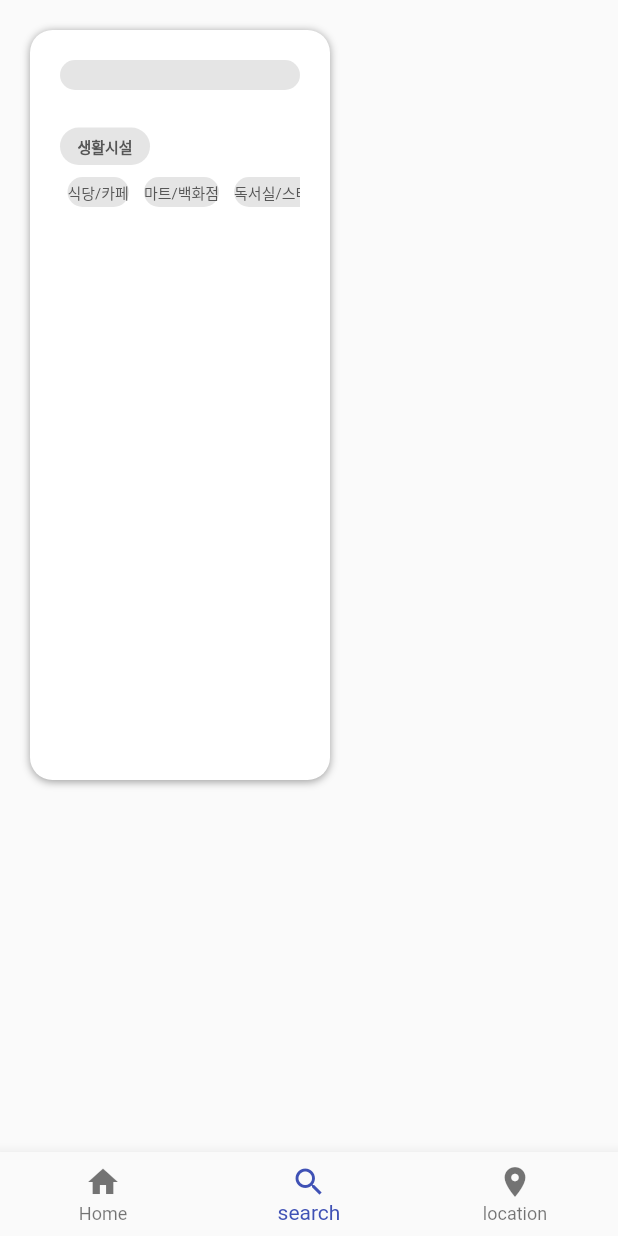
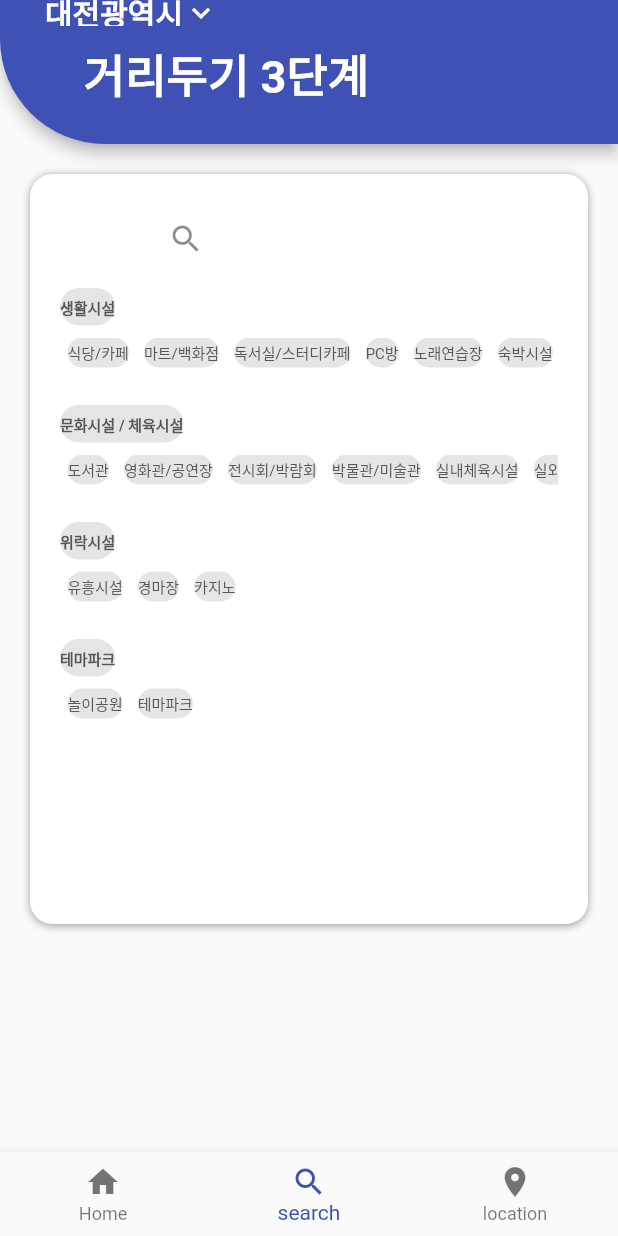
Before and after one commit to nub8p/covid_alarm, a Flutter app: the screen it shows after launch, item 2 of the bottom bar chosen, on a phone screen of 412 x 824 dp. Run offline on Flutter 3.47's test engine with Material 2 defaults, Android fonts, the phone set to English and light mode, and no system bars; our stand-ins replace flutter_svg, flutter_typeahead, reorderable_grid_view, syncfusion_flutter_gauges.

```diff
--- a/lib/info.dart
+++ b/lib/info.dart
@@ -61,13 +61,13 @@ List<Map> infoList = [
         '이용 가능 → 접종 완료자 등\n'
         '취식 가능 여부 → 불가능'},
 
-  {'title': '파티룸', 'iconURL': Icons.cake, 'time': 9.0, 'color': 0xff5C7AEA,
+  {'title': '파티룸', 'iconURL': Icons.cake, 'time': 10.0, 'color': 0xff5C7AEA,
     'info': '방역패스 의무적용 시설\n'
         '운영시간 → 06시 ~22시\n'
         '이용 가능 → 접종 완료자 등\n'
         '취식 가능 여부 → 불가능'},
 
-  {'title': '전시회', 'iconURL': Icons.shopping_cart, 'time': 9.0, 'color': 0xff5C7AEA,
+  {'title': '전시회', 'iconURL': Icons.auto_awesome_mosaic, 'time': 9.0, 'color': 0xff5C7AEA,
     'info': '방역패스 미적용 시설\n'
         '운영시간 → 제한 없음\n'
         '이용 가능 및 밀집도 →\n'
--- a/lib/search.dart
+++ b/lib/search.dart
@@ -2,24 +2,48 @@
 import 'package:flutter/cupertino.dart';
 import 'package:flutter/material.dart';
 import 'package:flutter_typeahead/flutter_typeahead.dart';
+import 'package:covid_alarm/home.dart';
 
-void main() {
-  runApp(MyApp());
-}
-
-class MyApp extends StatelessWidget {
-  // This widget is the root of your application.
-  @override
-  Widget build(BuildContext context) {
-    return MaterialApp(
-        home: Search()
-    );
-  }
-}
+// void main() {
+//   runApp(SearchPage());
+// }
+//
+// class SearchPage extends StatelessWidget {
+//   @override
+//   Widget build(BuildContext context) {
+//     return Scaffold(
+//       appBar: AppBar(
+//         shape: RoundedRectangleBorder(
+//           borderRadius: BorderRadius.only(
+//             bottomLeft: Radius.circular(70),
+//           ),
+//         ),
+//         backgroundColor: Colors.indigo,
+//         title: MyDropDown(),
+//         titleSpacing: 30,
+//         bottom: PreferredSize(
+//           preferredSize: Size.fromHeight(120),
+//           child: Text(
+//             '거리두기 3단계',
+//             style: TextStyle(
+//               fontSize: 30,
+//               fontWeight: FontWeight.bold,
+//               color: Colors.white,
+//             ),
+//           ),
+//         ),
+//       //  backgroundColor: Colors.indigo,),
+//       ),
+//         body: Search()
+//     );
+//   }
+// }
 final List<String> spaceZero = <String>['식당/카페', '마트/백화점', '독서실/스터디카페', 'PC방', '노래연습장', '숙박시설', '학원', '오락실/멀티방', '파티룸', '목욕장업', '키즈카페', '마사지업소'];
 final List<String> spaceOne = <String>['도서관', '영화관/공연장', '전시회/박람회', '박물관/미술관', '실내체육시설', '실외체육시설', '스포츠경기장'];
 final List<String> spaceTwo = <String>['유흥시설', '경마장', '카지노'];
 final List<String> spaceThree = <String>['놀이공원', '테마파크'];
+final List<String> list = ['식당/카페', '마트/백화점', '독서실/스터디카페', 'PC방', '노래연습장', '숙박시설', '학원', '오락실/멀티방', '파티룸', '목욕장업', '키즈카페', '마사지업소',
+  '도서관', '영화관/공연장', '전시회/박람회', '박물관/미술관', '실내체육시설', '실외체육시설', '스포츠경기장', '유흥시설', '경마장', '카지노', '놀이공원', '테마파크'];
 /*
 final List<String> spaceAll = <String>[
   '식당/카페', '마트/백화점', '독서실/스터디카페', 'PC방', '노래연습장', '숙박시설', '학원', '오락실/멀티방', '파티룸', '목욕장업', '키즈카페', '마사지업소',
@@ -31,11 +55,36 @@ class Search extends StatelessWidget {
   @override
   Widget build(BuildContext context) {
     return Scaffold(
+      appBar: AppBar(
+        shape: RoundedRectangleBorder(
+          borderRadius: BorderRadius.only(
+            bottomLeft: Radius.circular(70),
+          ),
+        ),
+        backgroundColor: Colors.indigo,
+        title: MyDropDown(),
+        titleSpacing: 30,
+        bottom: PreferredSize(
+          preferredSize: Size.fromHeight(40),
+          child: Container(
+            padding: EdgeInsets.only(top: 10, right: 110, bottom: 25),
+            child: Text(
+              '거리두기 3단계',
+              style: TextStyle(
+                fontSize: 30,
+                fontWeight: FontWeight.bold,
+                color: Colors.white,
+              ),
+            ),
+          ),
+        ),
+        //  backgroundColor: Colors.indigo,),
+      ),
       body: Container(
           margin: EdgeInsets.all(20),
           padding: EdgeInsets.all(20),
           height: 500,
-          width: 200,
+          width: double.infinity,
           decoration: BoxDecoration(
               borderRadius: BorderRadius.circular(15),
               color: Colors.white,
@@ -51,14 +100,25 @@ class Search extends StatelessWidget {
           child: Column(
             children: <Widget>[
               Container(
-                padding: EdgeInsets.symmetric(horizontal: 10, vertical: 5),
+                /* padding: EdgeInsets.symmetric(horizontal: 10, vertical: 5),
                 height: 20,
                 width: 190,
                 decoration: BoxDecoration(
                   borderRadius: BorderRadius.circular(15),
                   color: Color(0xFFE5E5E5),
+                ),*/
+              ),
+              ListTile(trailing:
+              IconButton(
+                padding: EdgeInsets.only(right: 220, bottom: 10),
+                icon: Icon(Icons.search),
+                onPressed: () {
+                  showSearch(context: context, delegate:SearchFor(list));
+                },
               ),
               ),
+
+
               /*AutoCompleteTextField(
                 controller: _suggestionTextFieldController,
 
@@ -70,25 +130,72 @@ class Search extends StatelessWidget {
                   hintStyle: TextStyle(color: Colors.grey, fontSize: 8),
                 ), optionsBuilder: (TextEditingValue textEditingValue) {  },
               ),*/
-            SizedBox(height: 25), //search & spaceZero
-            Row(
+              //SizedBox(height: 25), //search & spaceZero
+              Facilities(facility: '생활시설'),
+              SizedBox(height: 8),
+              VariousPlaces(spaceNumber: spaceZero),
+              SizedBox(height: 25),
+              Facilities(facility: '문화시설 / 체육시설'),
+              SizedBox(height: 8),
+              VariousPlaces(spaceNumber: spaceOne),
+              SizedBox(height: 25),
+              Facilities(facility: '위락시설'),
+              SizedBox(height: 8),
+              VariousPlaces(spaceNumber: spaceTwo),
+              SizedBox(height: 25),
+              Facilities(facility: '테마파크'),
+              SizedBox(height: 8),
+              VariousPlaces(spaceNumber: spaceThree),
+              // SizedBox(height: 25),
+              // SizedBox(height: 10),
+            ],
+          )),
+    );
+  }
+}
+class Facilities extends StatelessWidget {
+  final String facility;
+  const Facilities({
+    Key? key,
+    required this.facility,
+  }) : super(key: key);
+
+  @override
+  Widget build(BuildContext context) {
+    return Row(
       crossAxisAlignment: CrossAxisAlignment.start,
       children: [
         Container(
-                  //padding: EdgeInsets.fromLTRB(10,0,0,0),
-                  //alignment: Alignment.bottomLeft,
           height: 25,
-                  width: 60,
-                  child: Center(child: Text('생활시설', style: TextStyle(fontSize: 10, fontWeight: FontWeight.bold, color: Color(0xff565656)), ),),
+          child: Center(
+            child: Text(
+              facility,
+              style: TextStyle(
+                  fontSize: 10,
+                  fontWeight: FontWeight.bold,
+                  color: Color(0xff565656)),
+            ),
+          ),
           decoration: BoxDecoration(
             borderRadius: BorderRadius.circular(15),
             color: Color(0xFFE5E5E5),
           ),
         ),
       ],
-            ),
-            SizedBox(height: 8),
-            new Row(
+    );
+  }
+}
+
+class VariousPlaces extends StatelessWidget{
+  final List<String> spaceNumber;
+  const VariousPlaces({
+    Key? key,
+    required this.spaceNumber,
+  }) : super(key: key);
+
+  @override
+  Widget build(BuildContext context) {
+    return Row(
       children: <Widget>[
         Flexible(
           child: SizedBox(
@@ -99,16 +206,17 @@ class Search extends StatelessWidget {
               shrinkWrap: true,
               separatorBuilder: (BuildContext context, int index) =>
               const Divider(thickness: 3),
-                      itemCount: spaceZero.length,
-                      itemBuilder: (BuildContext context, int index){
+              itemCount: spaceNumber.length,
+              itemBuilder: (BuildContext context, int index) {
                 return Padding(
                   padding: const EdgeInsets.symmetric(horizontal: 5),
                   child: Container(
                     height: 18,
-                            child: Center(child: Text('${spaceZero[index]}',
-                              style: TextStyle(
-                                  fontSize: 10, color: Color(0xff565656)
-                              ),
+                    child: Center(
+                      child: Text(
+                        '${spaceNumber[index]}',
+                        style:
+                        TextStyle(fontSize: 10, color: Color(0xff565656)),
                       ),
                     ),
                     decoration: BoxDecoration(
@@ -122,19 +230,71 @@ class Search extends StatelessWidget {
           ),
         ),
       ],
-            ),
-            // SizedBox(height: 10),
-          ],
-        )
-      ),
     );
   }
 }
 
-/*class _TextFieldAutoCompleteState extends State<TextFieldAuotoComplete>{
-  var _suggestionTextFieldController = new TextEditingController();
-  List spaceAll = [
-    '식당/카페', '마트/백화점', '독서실/스터디카페', 'PC방', '노래연습장', '숙박시설', '학원', '오락실/멀티방', '파티룸', '목욕장업', '키즈카페', '마사지업소',
-    '도서관', '영화관/공연장', '전시회/박람회', '박물관/미술관', '실내체육시설', '실외체육시설', '스포츠경기장', '유흥시설', '경마장', '카지노', '놀이공원', '테마파크'];
+class SearchFor extends SearchDelegate {
+  @override
+  List<Widget> buildActions(BuildContext context) {
+    return <Widget>[
+      IconButton(
+        icon: Icon(Icons.close),
+        onPressed: () {
+          query = "";
+        },
+      ),
+    ];
+  }
 
-}*/
+  @override
+  Widget buildLeading(BuildContext context) {
+    return
+      IconButton(
+        icon: Icon(Icons.arrow_back),
+        onPressed: () {
+          Navigator.pop(context);
+        },
+      );
+  }
+  String selectedResult = "";
+
+  @override
+  Widget buildResults(BuildContext context) {
+    return Container(
+      child: Center(
+        child: Text(selectedResult),
+      ),
+    );
+  }
+
+  final List<String> listExample;
+  SearchFor(this.listExample);
+  //List<String> recentList = ["Text 4", "Text 3"];
+
+  @override
+  Widget buildSuggestions(BuildContext context) {
+    List<String> suggestionList = [];
+    query.isEmpty
+        ? suggestionList.addAll(listExample) //In the true case
+        : suggestionList.addAll(listExample.where(// In the false case
+          (element) => element.contains(query),
+    ));
+
+    return ListView.builder(
+      itemCount: suggestionList.length,
+      itemBuilder: (context, index) {
+        return ListTile(
+          title: Text(
+            suggestionList[index],
+          ),
+          leading: query.isEmpty ? Icon(Icons.search) : SizedBox(),
+          onTap: (){
+            selectedResult = suggestionList[index];
+            showResults(context);
+          },
+        );
+      },
+    );
+  }
+}
--- a/lib/tutorial.dart
+++ b/lib/tutorial.dart
@@ -70,7 +70,11 @@ class TutorialBox extends StatelessWidget {
           SizedBox(height: 20),
           Row(
             children: [
-              Image(image: AssetImage("icons/식당카페.png")),
+              CircleAvatar(
+                radius: 30.0,
+                backgroundColor: Colors.white,
+                backgroundImage: AssetImage('images/clockIcon.png'),
+              ),
               SizedBox(width: 20),
               Text(content, softWrap: true,),
             ],
--- a/pubspec.yaml
+++ b/pubspec.yaml
@@ -69,6 +69,7 @@ flutter:
   assets:
     - images/korea_1.svg
     - images/korea_2.svg
+    - images/clockIcon.png
 
   # An image asset can refer to one or more resolution-specific "variants", see
   # https://flutter.dev/assets-and-images/#resolution-aware.
```
Also changed, not shown: lib/home.dart (+23 -25 lines), lib/ordering.dart (+8 -1 lines), images/clockIcon.png (added). Lines whose indentation alone changed are shown as unchanged.
